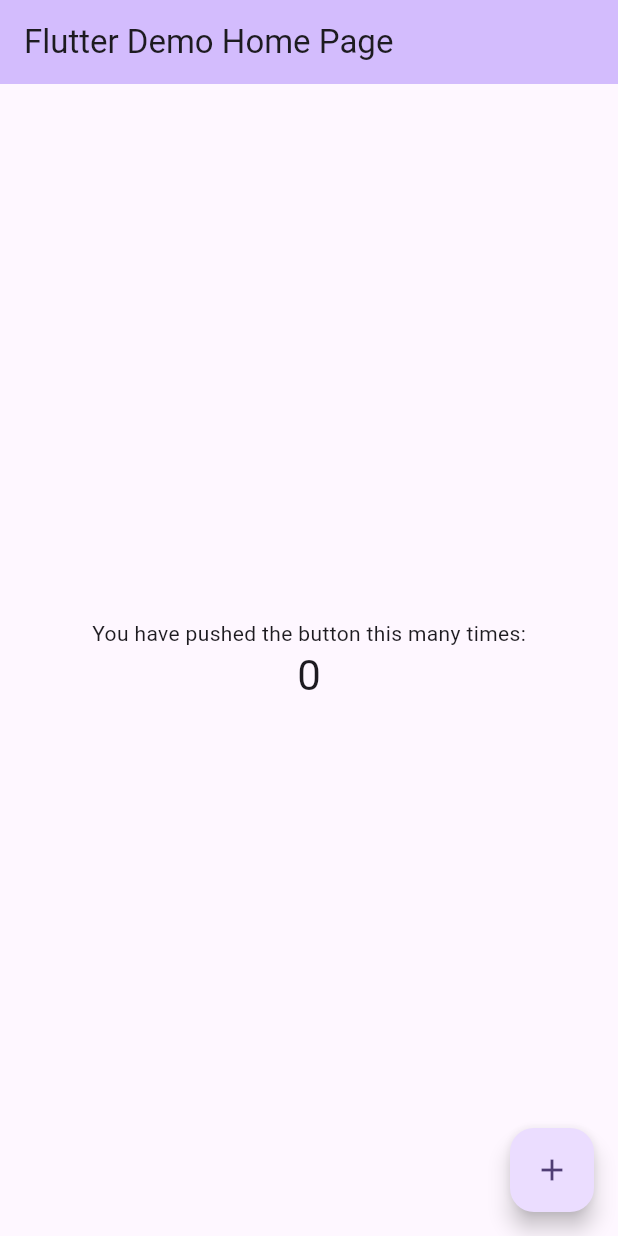
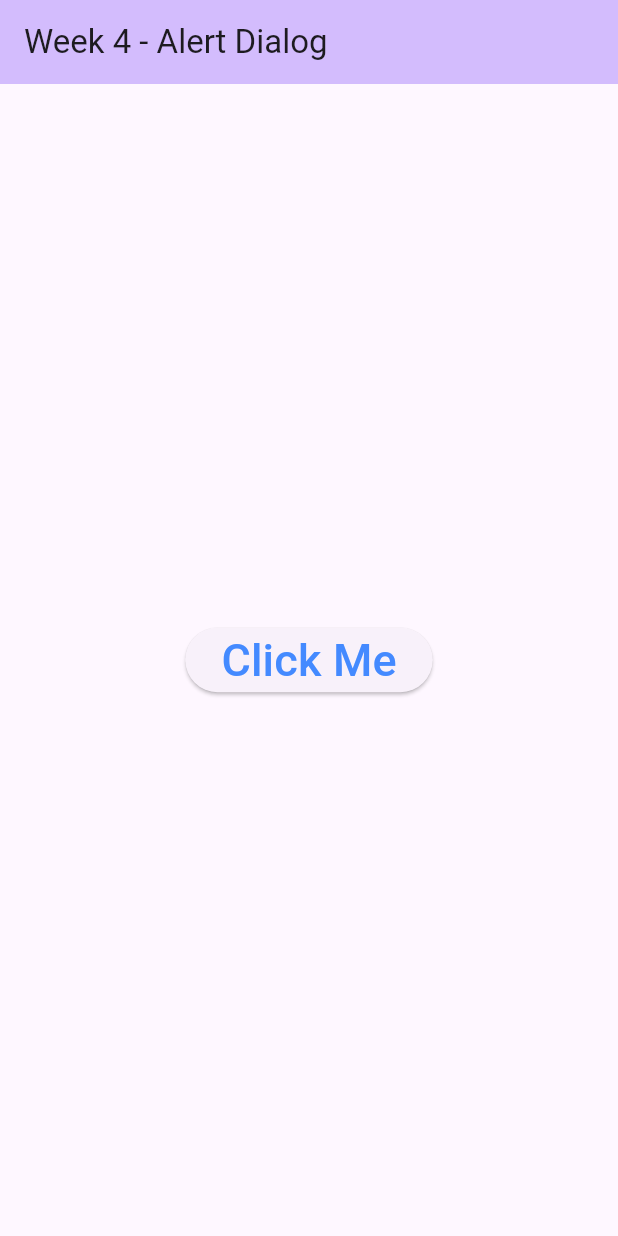
Before and after one commit to gourteacher/cst2335_25w_samples, a Flutter app: the screen it shows after launch, on a phone screen of 412 x 824 dp. Run offline on Flutter 3.47's test engine with Material 3 defaults, Android fonts, the phone set to English and light mode, and no system bars.

Commit message:
Week 4 :Dialog Alert

```diff
--- a/lib/main.dart
+++ b/lib/main.dart
@@ -11,115 +11,107 @@
   @override
   Widget build(BuildContext context) {
     return MaterialApp(
-      title: 'Flutter Demo',
+      title: 'Week 4 - Samples',
       theme: ThemeData(
         // This is the theme of your application.
-        //
-        // TRY THIS: Try running your application with "flutter run". You'll see
-        // the application has a purple toolbar. Then, without quitting the app,
-        // try changing the seedColor in the colorScheme below to Colors.green
-        // and then invoke "hot reload" (save your changes or press the "hot
-        // reload" button in a Flutter-supported IDE, or press "r" if you used
-        // the command line to start the app).
-        //
-        // Notice that the counter didn't reset back to zero; the application
-        // state is not lost during the reload. To reset the state, use hot
-        // restart instead.
-        //
-        // This works for code too, not just values: Most code changes can be
-        // tested with just a hot reload.
         colorScheme: ColorScheme.fromSeed(seedColor: Colors.deepPurple),
         useMaterial3: true,
       ),
-      home: const MyHomePage(title: 'Flutter Demo Home Page'),
+      home: const MyHomePage(title: 'Week 4 - Alert Dialog'),
     );
   }
 }
 
 class MyHomePage extends StatefulWidget {
   const MyHomePage({super.key, required this.title});
-
-  // This widget is the home page of your application. It is stateful, meaning
-  // that it has a State object (defined below) that contains fields that affect
-  // how it looks.
-
-  // This class is the configuration for the state. It holds the values (in this
-  // case the title) provided by the parent (in this case the App widget) and
-  // used by the build method of the State. Fields in a Widget subclass are
-  // always marked "final".
-
   final String title;
 
   @override
-  State<MyHomePage> createState() => _MyHomePageState();
+  State<MyHomePage> createState() => MyHomePageState();
 }
 
-class _MyHomePageState extends State<MyHomePage> {
-  int _counter = 0;
+class MyHomePageState extends State<MyHomePage> {
 
-  void _incrementCounter() {
-    setState(() {
-      // This call to setState tells the Flutter framework that something has
-      // changed in this State, which causes it to rerun the build method below
-      // so that the display can reflect the updated values. If we changed
-      // _counter without calling setState(), then the build method would not be
-      // called again, and so nothing would appear to happen.
-      _counter++;
-    });
+  @override
+  void initState() {
+    super.initState();
+  }
+
+  @override
+  void dispose() {
+    super.dispose();
+  }
+
+  void processOK(BuildContext context){
+    Navigator.of(context).pop();
+    var snackBar = SnackBar(content: Text('OK Clicked'));
+    ScaffoldMessenger.of(context).showSnackBar(snackBar);
+  }
+
+  void processCancel(BuildContext context){
+    Navigator.of(context).pop();
+    var snackBar = SnackBar(content: Text('Cancel Clicked'));
+    ScaffoldMessenger.of(context).showSnackBar(snackBar);
+  }
+
+  AlertDialog displayDialog(BuildContext context) {
+
+    return AlertDialog(
+      title: const Text('AlertDialog'),
+      content: const Text('Press OK or Cancel to continue ...'),
+      actions: <Widget>[
+        TextButton(
+          onPressed: ()  {
+            processCancel(context);
+          },
+          child: const Text('Cancel'),
+        ),
+        TextButton(
+          onPressed: () {
+            processOK(context);
+          },
+          child: Container(
+            color: Colors.blueAccent,
+            padding: const EdgeInsets.all(14),
+            child: const Text("OK"),
+          ),
+        ),
+      ],
+    );
   }
 
   @override
   Widget build(BuildContext context) {
-    // This method is rerun every time setState is called, for instance as done
-    // by the _incrementCounter method above.
-    //
     // The Flutter framework has been optimized to make rerunning build methods
     // fast, so that you can just rebuild anything that needs updating rather
     // than having to individually change instances of widgets.
     return Scaffold(
       appBar: AppBar(
-        // TRY THIS: Try changing the color here to a specific color (to
-        // Colors.amber, perhaps?) and trigger a hot reload to see the AppBar
-        // change color while the other colors stay the same.
         backgroundColor: Theme.of(context).colorScheme.inversePrimary,
-        // Here we take the value from the MyHomePage object that was created by
-        // the App.build method, and use it to set our appbar title.
         title: Text(widget.title),
       ),
       body: Center(
         // Center is a layout widget. It takes a single child and positions it
         // in the middle of the parent.
         child: Column(
-          // Column is also a layout widget. It takes a list of children and
-          // arranges them vertically. By default, it sizes itself to fit its
-          // children horizontally, and tries to be as tall as its parent.
-          //
-          // Column has various properties to control how it sizes itself and
-          // how it positions its children. Here we use mainAxisAlignment to
-          // center the children vertically; the main axis here is the vertical
-          // axis because Columns are vertical (the cross axis would be
-          // horizontal).
-          //
-          // TRY THIS: Invoke "debug painting" (choose the "Toggle Debug Paint"
-          // action in the IDE, or press "p" in the console), to see the
-          // wireframe for each widget.
           mainAxisAlignment: MainAxisAlignment.center,
           children: <Widget>[
-            const Text(
-              'You have pushed the button this many times:',
-            ),
-            Text(
-              '$_counter',
-              style: Theme.of(context).textTheme.headlineMedium,
+            Padding(
+              padding: const EdgeInsets.all(10.0),
+              child: ElevatedButton(
+                onPressed: () =>
+                    showDialog<String>(
+                        context: context,
+                        builder: (BuildContext context) => displayDialog(context)
+                    ),
+                child: Text ('Click Me',
+                  style: TextStyle(fontSize: 30, color: Colors.blueAccent),
+                ),
+              ),
             ),
           ],
         ),
       ),
-      floatingActionButton: FloatingActionButton(
-        onPressed: _incrementCounter,
-        tooltip: 'Increment',
-        child: const Icon(Icons.add),
-      ), // This trailing comma makes auto-formatting nicer for build methods.
     );
   }
 }
```
